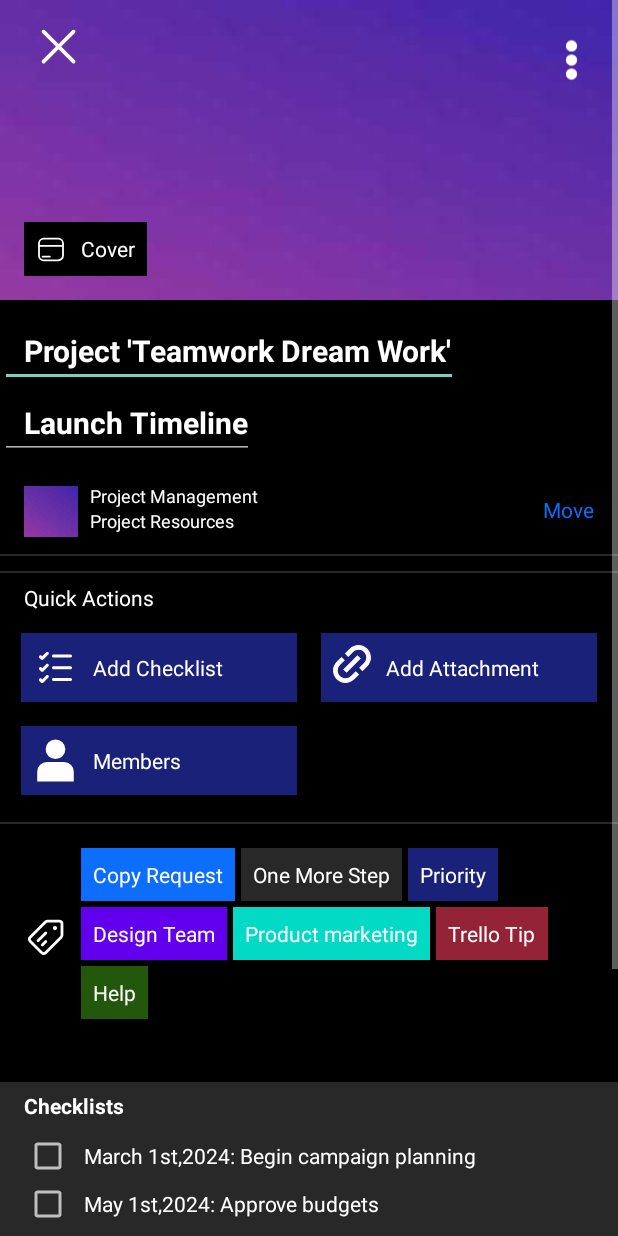
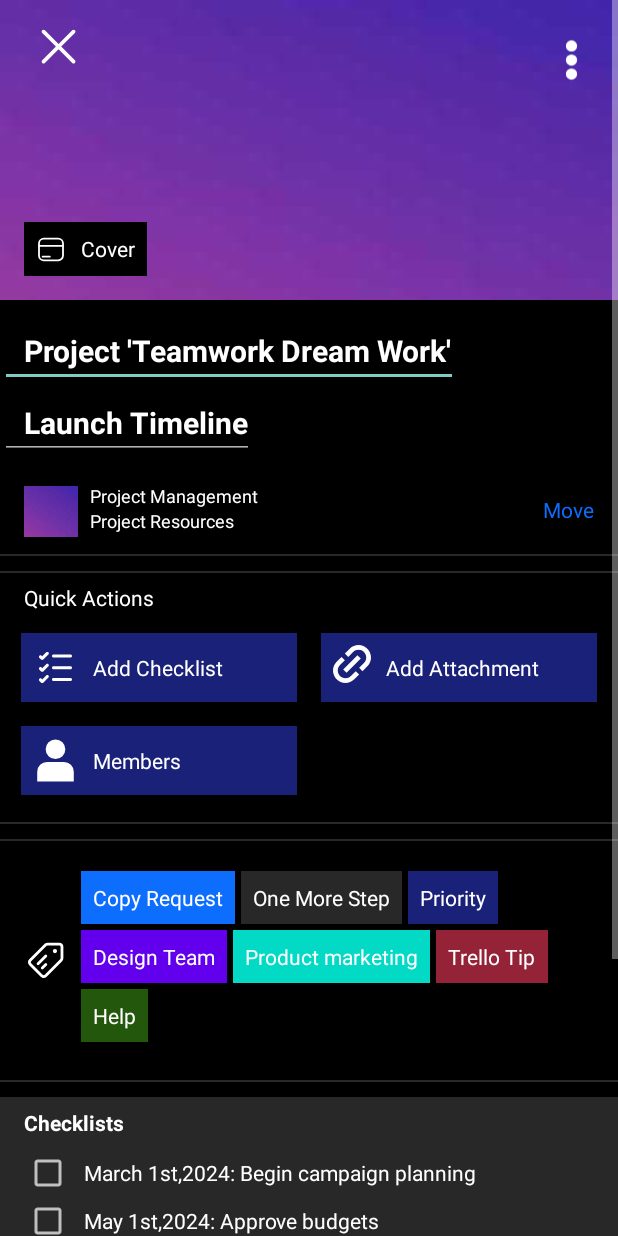
Before and after one commit to mahsannawaz1/trello, an Android app built with Jetpack Compose: the EditBoard screen opened directly, with no data from a screen before it, on a phone screen of 412 x 824 dp. Run offline under Robolectric (Android 15) with nearby library versions, the phone set to English and light mode, and no system bars; our stand-ins replace CircleImageView, FlexboxLayout.

Commit message:
fixed some bugs

```diff
--- a/app/src/main/java/com/example/trello_clone/EditBoard.kt
+++ b/app/src/main/java/com/example/trello_clone/EditBoard.kt
@@ -4,7 +4,9 @@
 import android.content.Intent
 import android.os.Bundle
 import android.view.MotionEvent
+import android.widget.GridLayout
 import android.widget.ImageView
+import android.widget.LinearLayout
 import androidx.appcompat.app.AppCompatActivity
 
 class EditBoard : AppCompatActivity() {
@@ -24,5 +26,19 @@
                 else -> false
             }
         }
+
+        var goToLabels = findViewById<LinearLayout>(R.id.lableGrid)
+
+        goToLabels.setOnTouchListener { view, motionEvent ->
+            when (motionEvent.action) {
+                MotionEvent.ACTION_DOWN -> {
+                    val intent = Intent(this, Labels::class.java)
+                    startActivity(intent)
+                    true
+                }
+                else -> false
+            }
+        }
+
     }
 }
--- a/app/src/main/res/layout/activity_edit_board.xml
+++ b/app/src/main/res/layout/activity_edit_board.xml
@@ -291,6 +291,13 @@
 
         </androidx.constraintlayout.widget.ConstraintLayout>
 
+        <TextView
+            android:layout_width="match_parent"
+            android:layout_height="1dp"
+            android:layout_marginTop="10dp"
+            android:background="@color/dark_gray"
+            />
+
         <LinearLayout
             android:id="@+id/lableGrid"
             android:layout_width="match_parent"
@@ -305,7 +312,7 @@
                 android:id="@+id/myImageView"
                 android:layout_width="30dp"
                 android:layout_height="30dp"
-                android:layout_marginBottom="8dp"
+
                 android:src="@drawable/label" />
 
             <com.google.android.flexbox.FlexboxLayout
@@ -318,7 +325,7 @@
                 android:paddingVertical="4dp"
                 android:paddingHorizontal="8dp"
                 app:flexDirection="row"
-                android:layout_marginBottom="8dp">
+                >
 
                 <!-- Badges with vertical spacing -->
                 <TextView
@@ -393,13 +400,24 @@
 
             </com.google.android.flexbox.FlexboxLayout>
         </LinearLayout>
-
+        <TextView
+            android:layout_width="match_parent"
+            android:layout_height="1dp"
+            android:layout_marginTop="1dp"
+            android:background="@color/dark_gray"
+            />
+        <TextView
+            android:layout_width="match_parent"
+            android:layout_height="1dp"
+            android:layout_marginTop="10dp"
+            android:background="@color/dark_gray"
+            />
         <LinearLayout
             android:layout_width="match_parent"
             android:layout_height="wrap_content"
             android:orientation="vertical"
             android:paddingHorizontal="16dp"
-            android:layout_marginTop="6dp"
+
             android:paddingVertical="6dp"
             android:background="@color/dark_gray"
             app:layout_constraintTop_toBottomOf="@id/lableGrid">
```
